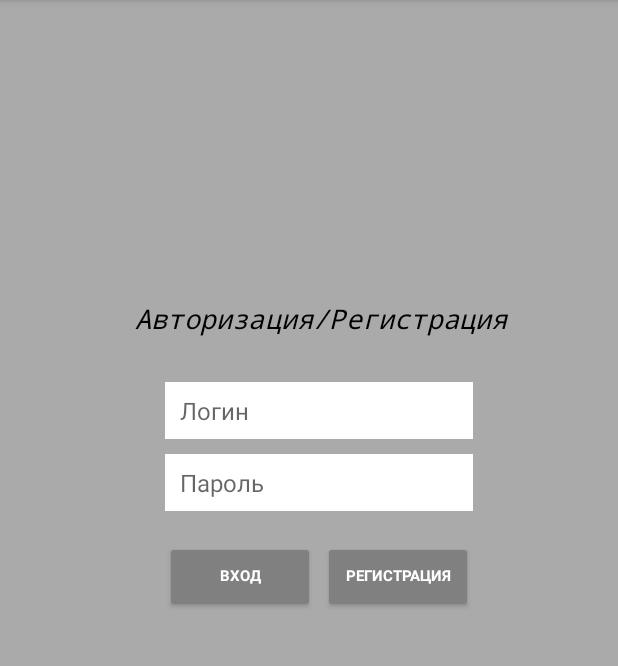
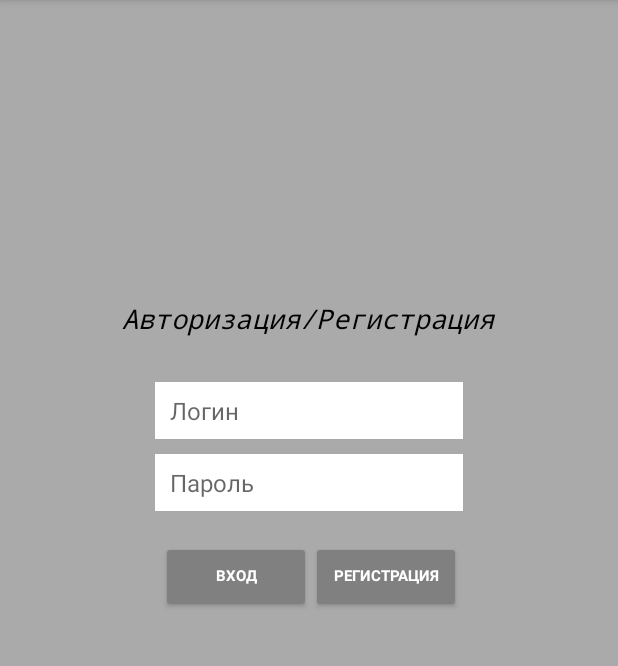
Before and after one commit to AlexandrRomanychev/Android, an Android app: the screen it shows after launch (MainActivity), on a phone screen of 412 x 824 dp, the part 84-750 px from its top. Run offline under Robolectric (Android 15) with nearby library versions, the phone set to English and light mode, and no system bars; Roboto replaces fonts that are not available here.

Commit message:
Изменена верстка станицы авторизации/ регистрации
Изменена верстка станицы авторизации/ регистрации

```diff
--- a/app/src/main/res/layout/activity_main.xml
+++ b/app/src/main/res/layout/activity_main.xml
@@ -1,38 +1,37 @@
 <?xml version="1.0" encoding="utf-8"?>
 <LinearLayout xmlns:android="http://schemas.android.com/apk/res/android"
     xmlns:tools="http://schemas.android.com/tools"
+    android:id="@+id/activity_main"
     android:orientation="vertical"
-    android:layout_width="match_parent"
-    android:layout_height="match_parent"
-    >
-
-
-    <LinearLayout
     android:layout_width="match_parent"
     android:layout_height="match_parent"
     android:background="@android:color/background_light"
     android:backgroundTint="@android:color/darker_gray"
-        android:orientation="vertical">
+    >
 
         <TextView
             android:id="@+id/textView_login_"
             android:layout_width="wrap_content"
             android:layout_height="wrap_content"
-            android:layout_marginLeft="90dp"
+            android:layout_gravity="center_horizontal"
+
+
             android:layout_marginTop="200dp"
             android:layout_marginBottom="30dp"
+
+            android:text="Авторизация/Регистрация"
+
             android:fontFamily="monospace"
-            android:text="Авторизация/Регистрация"
             android:textColor="@color/colorPrimary"
             android:textSize="18sp"
             android:textStyle="italic" />
 
         <EditText
             android:id="@+id/edit_login"
-
+            android:layout_gravity="center_horizontal"
             android:layout_width="205dp"
             android:layout_height="38dp"
-            android:layout_marginLeft="110dp"
+
             android:layout_marginBottom="10dp"
             android:paddingLeft="10dp"
 
@@ -46,7 +45,7 @@
 
             android:layout_width="205dp"
             android:layout_height="38dp"
-            android:layout_marginLeft="110dp"
+            android:layout_gravity="center_horizontal"
             android:layout_marginBottom="20dp"
             android:paddingLeft="10dp"
 
@@ -57,15 +56,17 @@
             android:textSize="16dp" />
 
     <LinearLayout
-            android:layout_width="match_parent"
-            android:layout_height="match_parent"
+        android:layout_width="307dp"
+        android:layout_height="wrap_content"
+        android:layout_gravity="center"
         android:orientation="horizontal">
 
         <Button
             android:id="@+id/button_enter_login"
             android:layout_width="wrap_content"
             android:layout_height="wrap_content"
-                android:layout_marginLeft="110dp"
+            android:layout_marginLeft="55dp"
+
 
             android:width="100dp"
             android:backgroundTint="@android:color/tertiary_text_light"
@@ -79,7 +80,7 @@
                 android:id="@+id/button_registration"
                 android:layout_width="wrap_content"
                 android:layout_height="wrap_content"
-                android:layout_marginLeft="5dp"
+
 
                 android:width="100dp"
                 android:backgroundTint="@android:color/tertiary_text_light"
@@ -91,5 +92,3 @@
     </LinearLayout>
 
 </LinearLayout>
-
-</LinearLayout>
```
Lines whose indentation alone changed are shown as unchanged.
